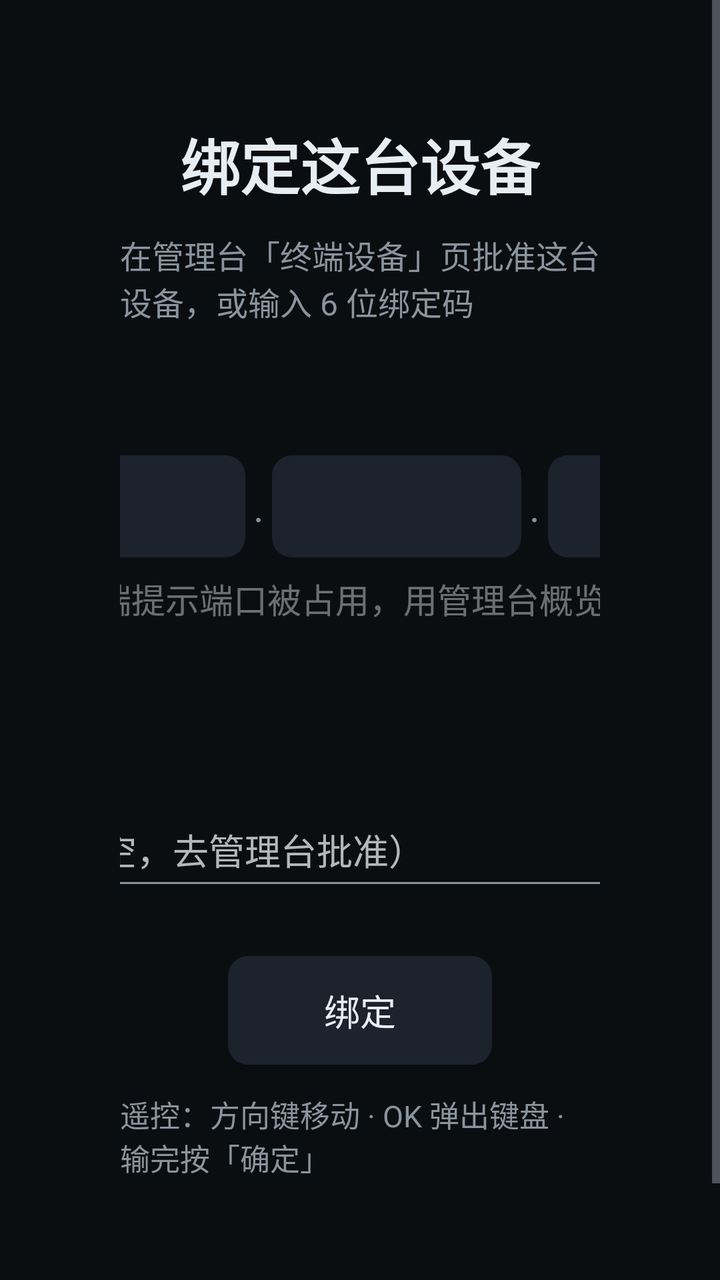
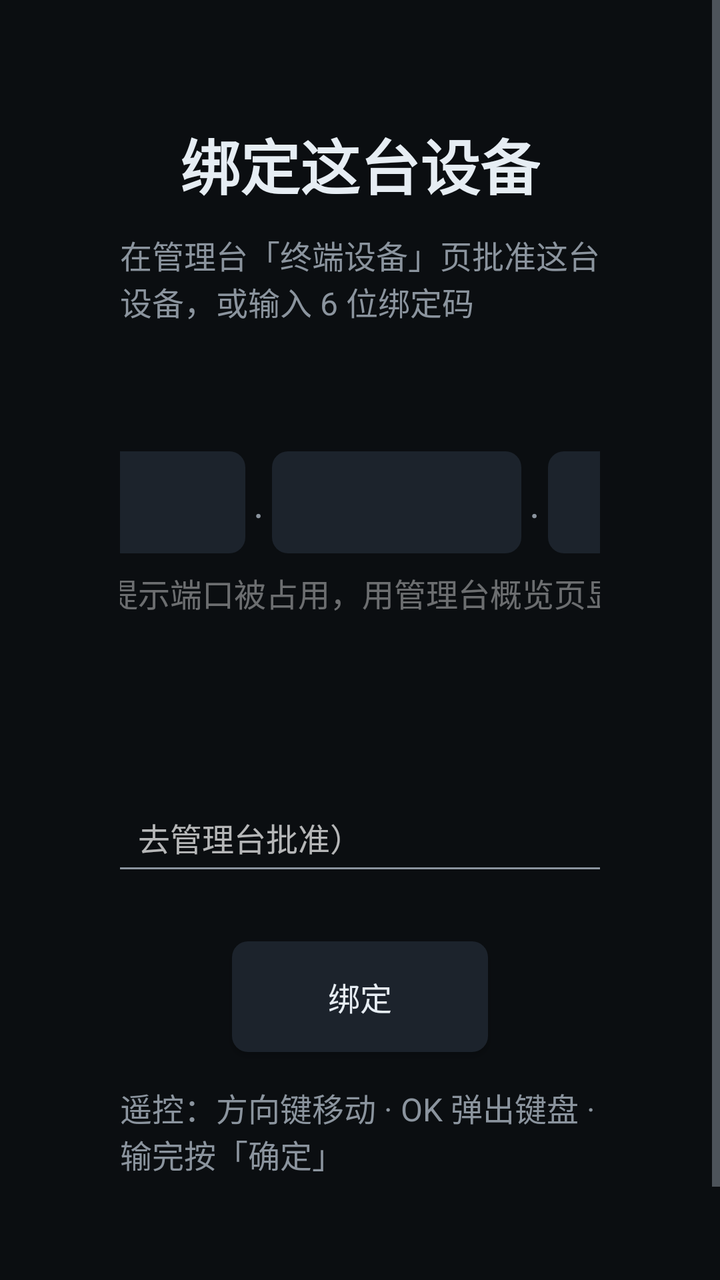

Before-and-after screenshots of an Android layout around one commit, followed by the original layout XML and the change that was made.
<!-- AndroidManifest.xml: application theme Theme.Litv -->
<!-- res/layout/activity_bind.xml -->
<?xml version="1.0" encoding="utf-8"?>
<ScrollView xmlns:android="http://schemas.android.com/apk/res/android"
    android:layout_width="match_parent"
    android:layout_height="match_parent"
    android:background="@color/bg"
    android:fillViewport="true">

    
    <LinearLayout
        android:layout_width="match_parent"
        android:layout_height="wrap_content"
        android:gravity="center"
        android:orientation="vertical"
        android:padding="60dp">

    <TextView
        android:layout_width="wrap_content"
        android:layout_height="wrap_content"
        android:text="@string/bind_title"
        android:textColor="@color/text_primary"
        android:textSize="30sp"
        android:textStyle="bold" />

    <TextView
        android:id="@+id/hint"
        android:layout_width="wrap_content"
        android:layout_height="wrap_content"
        android:layout_marginTop="12dp"
        android:text="@string/bind_hint"
        android:textColor="@color/text_secondary"
        android:textSize="16sp" />

    
    <LinearLayout
        android:layout_width="640dp"
        android:layout_height="wrap_content"
        android:layout_marginTop="32dp"
        android:orientation="vertical">

        <TextView
            android:layout_width="wrap_content"
            android:layout_height="wrap_content"
            android:text="@string/bind_server_label"
            android:textColor="@color/text_secondary"
            android:textSize="16sp" />

        <LinearLayout
            android:id="@+id/ipRow"
            android:layout_width="match_parent"
            android:layout_height="wrap_content"
            android:layout_marginTop="10dp"
            android:gravity="center_vertical"
            android:orientation="horizontal">

            <EditText
            android:focusable="true"
            android:focusableInTouchMode="true"
                android:id="@+id/ip1"
                style="@style/AddrBox"
                android:maxLength="3"
                android:nextFocusUp="@+id/ip1"
                android:nextFocusDown="@+id/codeInput" />

            <TextView style="@style/AddrDot" android:text="." />

            <EditText
            android:focusable="true"
            android:focusableInTouchMode="true"
                android:id="@+id/ip2"
                style="@style/AddrBox"
                android:maxLength="3" />

            <TextView style="@style/AddrDot" android:text="." />

            <EditText
            android:focusable="true"
            android:focusableInTouchMode="true"
                android:id="@+id/ip3"
                style="@style/AddrBox"
                android:maxLength="3" />

            <TextView style="@style/AddrDot" android:text="." />

            <EditText
            android:focusable="true"
            android:focusableInTouchMode="true"
                android:id="@+id/ip4"
                style="@style/AddrBox"
                android:maxLength="3" />

            <TextView style="@style/AddrDot" android:text=":" />

            <EditText
            android:focusable="true"
            android:focusableInTouchMode="true"
                android:id="@+id/portInput"
                style="@style/AddrBox"
                android:layout_width="88dp"
                android:layout_weight="0"
                android:maxLength="5" />
        </LinearLayout>

        <TextView
            android:id="@+id/addrHint"
            android:layout_width="match_parent"
            android:layout_height="wrap_content"
            android:layout_marginTop="8dp"
            android:text="端口默认 28027。若服务端提示端口被占用，用管理台概览页显示的实际端口。"
            android:textColor="#66FFFFFF"
            android:textSize="17sp" />

        
        <EditText
            android:focusable="true"
            android:focusableInTouchMode="true"
            android:id="@+id/domainInput"
            android:minHeight="48dp"
            android:layout_width="match_parent"
            android:layout_height="wrap_content"
            android:layout_marginTop="10dp"
            android:autofillHints="none"
            android:background="@drawable/bg_card"
            android:hint="tv.example.com 或 tv.example.com:28027"
            android:inputType="textUri"
            android:paddingHorizontal="14dp"
            android:paddingVertical="12dp"
            android:singleLine="true"
            android:nextFocusDown="@+id/codeInput"
            android:imeOptions="actionNext"
            android:textColor="@color/text_primary"
            android:textSize="17sp"
            android:visibility="gone" />

                <TextView
            android:id="@+id/btnScheme"
            android:layout_width="wrap_content"
            android:layout_height="wrap_content"
            android:paddingVertical="8dp"
            android:paddingEnd="16dp"
            android:text="协议：HTTPS"
            android:textColor="@color/accent"
            android:textSize="13sp" />

<TextView
            android:id="@+id/btnToggleHost"
            android:layout_width="wrap_content"
            android:layout_height="wrap_content"
            android:layout_marginTop="8dp"
            android:paddingVertical="4dp"
            android:text="用域名访问"
            android:textColor="@color/accent"
            android:textSize="14sp" />
    </LinearLayout>

    <LinearLayout
        android:layout_width="640dp"
        android:layout_height="wrap_content"
        android:layout_marginTop="16dp"
        android:gravity="center_vertical"
        android:orientation="horizontal">

        <TextView
            android:layout_width="wrap_content"
            android:layout_height="wrap_content"
            android:text="@string/bind_code_label"
            android:textColor="@color/text_secondary"
            android:textSize="16sp" />

        <EditText
            android:focusable="true"
            android:focusableInTouchMode="true"
            android:id="@+id/codeInput"
            android:layout_width="0dp"
            android:layout_height="wrap_content"
            android:layout_marginStart="16dp"
            android:layout_weight="1"
            android:minHeight="48dp"
            android:paddingVertical="12dp"
            android:gravity="center_vertical"
            android:hint="6 位数字（可留空，去管理台批准）"
            android:inputType="number"
            android:maxLength="6"
            android:singleLine="true"
            android:nextFocusDown="@+id/bindButton"
            android:nextFocusUp="@+id/domainInput"
            android:imeOptions="actionDone"
            android:textColor="@color/text_primary"
            android:textSize="18sp"
            android:autofillHints="none" />
    </LinearLayout>

    <Button
        android:id="@+id/bindButton"
        android:layout_width="wrap_content"
        android:layout_height="wrap_content"
        android:layout_marginTop="28dp"
        android:nextFocusUp="@+id/codeInput"
        android:background="@drawable/bg_focusable"
        android:paddingHorizontal="48dp"
        android:paddingVertical="14dp"
        android:text="@string/bind_action"
        android:textColor="@color/text_primary"
        android:textSize="18sp" />

    
    <TextView
        android:id="@+id/remoteHint"
        android:layout_width="wrap_content"
        android:layout_height="wrap_content"
        android:layout_marginTop="14dp"
        android:text="遥控：方向键移动 · OK 弹出键盘 · 输完按「确定」"
        android:textColor="@color/text_secondary"
        android:textSize="15sp" />

    <TextView
        android:id="@+id/status"
        android:layout_width="wrap_content"
        android:layout_height="wrap_content"
        android:layout_marginTop="20dp"
        android:textColor="@color/accent"
        android:textSize="17sp" />

    
    <LinearLayout
        android:id="@+id/qrBox"
        android:layout_width="wrap_content"
        android:layout_height="wrap_content"
        android:layout_marginTop="18dp"
        android:gravity="center_horizontal"
        android:orientation="vertical"
        android:visibility="gone">

        <ImageView
            android:id="@+id/qrImage"
            android:layout_width="150dp"
            android:layout_height="150dp"
            android:background="@android:color/white"
            android:contentDescription="管理台二维码"
            android:padding="6dp"
            android:scaleType="fitCenter" />

        <TextView
            android:id="@+id/qrHint"
            android:layout_width="wrap_content"
            android:layout_height="wrap_content"
            android:layout_marginTop="8dp"
            android:text="手机扫码 → 管理台「终端设备」→ 批准这台电视"
            android:textColor="@color/text_secondary"
            android:textSize="17sp" />
    </LinearLayout>
</LinearLayout>
</ScrollView>
<!-- resources referenced by this layout -->
<resources>
  <color name="accent">#FF2DD4BF</color>
  <color name="bg">#FF0B0E11</color>
  <color name="text_primary">#FFE6EDF3</color>
  <color name="text_secondary">#FF8B949E</color>
  <!-- drawable bg_card (drawable) -->
  <?xml version="1.0" encoding="utf-8"?>
  <shape xmlns:android="http://schemas.android.com/apk/res/android"
      android:shape="rectangle">
      <solid android:color="@color/bg_card" />
      <corners android:radius="10dp" />
  </shape>
  <!-- drawable bg_focusable (drawable) -->
  <?xml version="1.0" encoding="utf-8"?>
  <selector xmlns:android="http://schemas.android.com/apk/res/android">
      <item android:state_selected="true">
          <shape android:shape="rectangle">
              <solid android:color="@color/select_bg" />
              <corners android:radius="10dp" />
              <stroke android:width="1dp" android:color="@android:color/white" />
          </shape>
      </item>
      <item android:state_focused="true">
          <shape android:shape="rectangle">
              <solid android:color="@color/bg_card" />
              <corners android:radius="10dp" />
              <stroke android:width="3dp" android:color="@color/focus_stroke" />
          </shape>
      </item>
      <item android:state_pressed="true">
          <shape android:shape="rectangle">
              <solid android:color="@color/accent_dim" />
              <corners android:radius="10dp" />
          </shape>
      </item>
      <item>
          <shape android:shape="rectangle">
              <solid android:color="@color/bg_card" />
              <corners android:radius="10dp" />
          </shape>
      </item>
  </selector>
  <string name="bind_action">绑定</string>
  <string name="bind_code_label">绑定码</string>
  <string name="bind_hint">在管理台「终端设备」页批准这台设备，或输入 6 位绑定码</string>
  <string name="bind_server_label">服务器地址</string>
  <string name="bind_title">绑定这台设备</string>
  <style name="AddrBox">
          <item name="android:layout_width">0dp</item>
          <item name="android:layout_height">wrap_content</item>
          <item name="android:layout_weight">1</item>
          <item name="android:background">@drawable/bg_focusable</item>
          <item name="android:gravity">center</item>
          <item name="android:inputType">number</item>
          <item name="android:paddingVertical">12dp</item>
          <item name="android:singleLine">true</item>
          <item name="android:textColor">@color/text_primary</item>
          <item name="android:textSize">20sp</item>
          <item name="android:autofillHints">none</item>
          <item name="android:selectAllOnFocus">true</item>
      </style>
  <style name="AddrDot">
          <item name="android:layout_width">wrap_content</item>
          <item name="android:layout_height">wrap_content</item>
          <item name="android:paddingHorizontal">4dp</item>
          <item name="android:textColor">@color/text_secondary</item>
          <item name="android:textSize">20sp</item>
      </style>
  <style name="Theme.Litv" parent="Theme.AppCompat.NoActionBar">
          <item name="android:windowBackground">@color/bg</item>
          <item name="android:colorBackground">@color/bg</item>
          <item name="android:textColorPrimary">@color/text_primary</item>
          <item name="android:textColorSecondary">@color/text_secondary</item>
          <item name="android:statusBarColor">@color/bg</item>
          <item name="android:navigationBarColor">@color/bg</item>
      </style>
  <color name="bg_card">#FF1C232C</color>
  <color name="select_bg">#FF1E63C8</color>
  <color name="focus_stroke">#FF2DD4BF</color>
  <color name="accent_dim">#FF14807A</color>
</resources>

<!-- the commit's change to res/layout/activity_bind.xml (unified diff, before → after) -->
@@ -48,7 +48,7 @@
             android:id="@+id/ipRow"
             android:layout_width="match_parent"
             android:layout_height="wrap_content"
-            android:layout_marginTop="10dp"
+            android:layout_marginTop="8dp"
             android:gravity="center_vertical"
             android:orientation="horizontal">
 
@@ -107,7 +107,7 @@
             android:layout_marginTop="8dp"
             android:text="端口默认 28027。若服务端提示端口被占用，用管理台概览页显示的实际端口。"
             android:textColor="#66FFFFFF"
-            android:textSize="17sp" />
+            android:textSize="16sp" />
 
         
         <EditText
@@ -117,18 +117,18 @@
             android:minHeight="48dp"
             android:layout_width="match_parent"
             android:layout_height="wrap_content"
-            android:layout_marginTop="10dp"
+            android:layout_marginTop="8dp"
             android:autofillHints="none"
             android:background="@drawable/bg_card"
             android:hint="tv.example.com 或 tv.example.com:28027"
             android:inputType="textUri"
-            android:paddingHorizontal="14dp"
+            android:paddingHorizontal="16dp"
             android:paddingVertical="12dp"
             android:singleLine="true"
             android:nextFocusDown="@+id/codeInput"
             android:imeOptions="actionNext"
             android:textColor="@color/text_primary"
-            android:textSize="17sp"
+            android:textSize="16sp"
             android:visibility="gone" />
 
                 <TextView
@@ -149,7 +149,7 @@
             android:paddingVertical="4dp"
             android:text="用域名访问"
             android:textColor="@color/accent"
-            android:textSize="14sp" />
+            android:textSize="13sp" />
     </LinearLayout>
 
     <LinearLayout
@@ -185,7 +185,7 @@
             android:nextFocusUp="@+id/domainInput"
             android:imeOptions="actionDone"
             android:textColor="@color/text_primary"
-            android:textSize="18sp"
+            android:textSize="16sp"
             android:autofillHints="none" />
     </LinearLayout>
 
@@ -197,20 +197,20 @@
         android:nextFocusUp="@+id/codeInput"
         android:background="@drawable/bg_focusable"
         android:paddingHorizontal="48dp"
-        android:paddingVertical="14dp"
+        android:paddingVertical="16dp"
         android:text="@string/bind_action"
         android:textColor="@color/text_primary"
-        android:textSize="18sp" />
+        android:textSize="16sp" />
 
     
     <TextView
         android:id="@+id/remoteHint"
         android:layout_width="wrap_content"
         android:layout_height="wrap_content"
-        android:layout_marginTop="14dp"
+        android:layout_marginTop="16dp"
         android:text="遥控：方向键移动 · OK 弹出键盘 · 输完按「确定」"
         android:textColor="@color/text_secondary"
-        android:textSize="15sp" />
+        android:textSize="16sp" />
 
     <TextView
         android:id="@+id/status"
@@ -218,14 +218,14 @@
         android:layout_height="wrap_content"
         android:layout_marginTop="20dp"
         android:textColor="@color/accent"
-        android:textSize="17sp" />
+        android:textSize="16sp" />
 
     
     <LinearLayout
         android:id="@+id/qrBox"
         android:layout_width="wrap_content"
         android:layout_height="wrap_content"
-        android:layout_marginTop="18dp"
+        android:layout_marginTop="16dp"
         android:gravity="center_horizontal"
         android:orientation="vertical"
         android:visibility="gone">
@@ -236,7 +236,7 @@
             android:layout_height="150dp"
             android:background="@android:color/white"
             android:contentDescription="管理台二维码"
-            android:padding="6dp"
+            android:padding="4dp"
             android:scaleType="fitCenter" />
 
         <TextView
@@ -246,7 +246,7 @@
             android:layout_marginTop="8dp"
             android:text="手机扫码 → 管理台「终端设备」→ 批准这台电视"
             android:textColor="@color/text_secondary"
-            android:textSize="17sp" />
+            android:textSize="16sp" />
     </LinearLayout>
 </LinearLayout>
 </ScrollView>
<!-- resource entries referenced after the edit -->
@@ -9,7 +9,7 @@
   <shape xmlns:android="http://schemas.android.com/apk/res/android"
       android:shape="rectangle">
       <solid android:color="@color/bg_card" />
-      <corners android:radius="10dp" />
+      <corners android:radius="8dp" />
   </shape>
   <!-- drawable bg_focusable (drawable) -->
   <?xml version="1.0" encoding="utf-8"?>
@@ -17,27 +17,27 @@
       <item android:state_selected="true">
           <shape android:shape="rectangle">
               <solid android:color="@color/select_bg" />
-              <corners android:radius="10dp" />
+              <corners android:radius="8dp" />
               <stroke android:width="1dp" android:color="@android:color/white" />
           </shape>
       </item>
       <item android:state_focused="true">
           <shape android:shape="rectangle">
               <solid android:color="@color/bg_card" />
-              <corners android:radius="10dp" />
+              <corners android:radius="8dp" />
               <stroke android:width="3dp" android:color="@color/focus_stroke" />
           </shape>
       </item>
       <item android:state_pressed="true">
           <shape android:shape="rectangle">
               <solid android:color="@color/accent_dim" />
-              <corners android:radius="10dp" />
+              <corners android:radius="8dp" />
           </shape>
       </item>
       <item>
           <shape android:shape="rectangle">
               <solid android:color="@color/bg_card" />
-              <corners android:radius="10dp" />
+              <corners android:radius="8dp" />
           </shape>
       </item>
   </selector>
